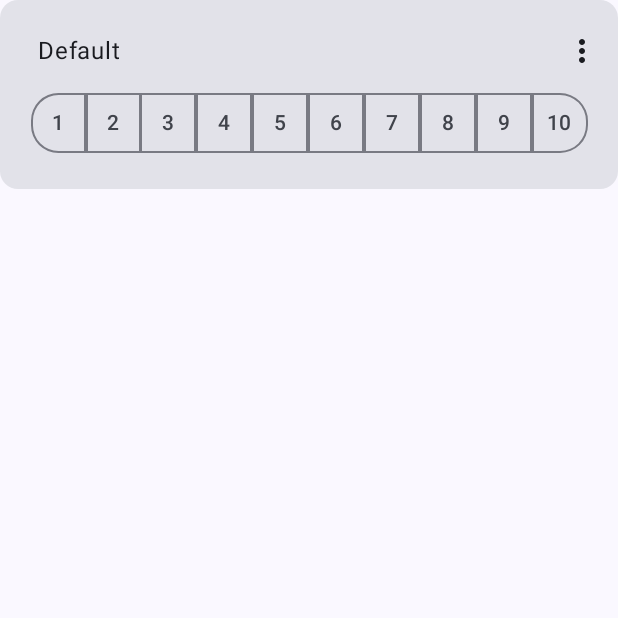
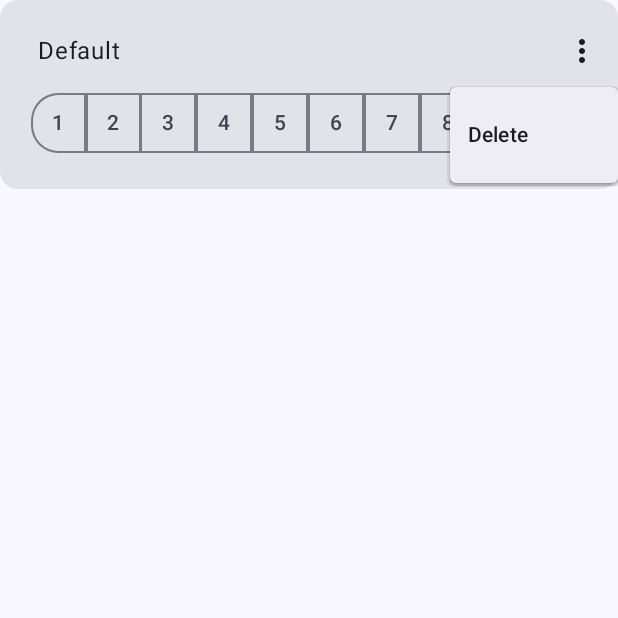
Before and after one commit to seamuslowry/pain-tracker, an Android app built with Jetpack Compose: the composable ItemEntry shown on its own in the app's theme, after a tap on "Tracker Options", on a phone screen of 412 x 824 dp, the top half of it. Run offline under Robolectric (Android 15) with nearby library versions, the phone set to English and light mode, and no system bars; our stand-ins replace Room's generated code; libraries missing offline, so code that uses them is left out: com.google.accompanist.placeholder; 2 statements that could not run were skipped.

Commit message:
add delete behavior

```diff
--- a/app/src/main/java/seamuslowry/paintracker/data/repos/ItemConfigurationRepo.kt
+++ b/app/src/main/java/seamuslowry/paintracker/data/repos/ItemConfigurationRepo.kt
@@ -8,9 +8,11 @@ import javax.inject.Inject
 interface ItemConfigurationRepo {
     fun getAll(): Flow<List<ItemConfiguration>>
     suspend fun save(itemConfiguration: ItemConfiguration): Long
+    suspend fun delete(itemConfiguration: ItemConfiguration)
 }
 
 class RoomItemConfigurationRepo @Inject constructor(private val itemConfigurationDao: ItemConfigurationDao) : ItemConfigurationRepo {
     override fun getAll(): Flow<List<ItemConfiguration>> = itemConfigurationDao.getAll()
     override suspend fun save(itemConfiguration: ItemConfiguration): Long = itemConfigurationDao.upsert(itemConfiguration)
+    override suspend fun delete(itemConfiguration: ItemConfiguration) = itemConfigurationDao.delete(itemConfiguration)
 }
--- a/app/src/main/java/seamuslowry/paintracker/data/room/daos/ItemConfigurationDao.kt
+++ b/app/src/main/java/seamuslowry/paintracker/data/room/daos/ItemConfigurationDao.kt
@@ -1,6 +1,7 @@
 package seamuslowry.paintracker.data.room.daos
 
 import androidx.room.Dao
+import androidx.room.Delete
 import androidx.room.Insert
 import androidx.room.OnConflictStrategy
 import androidx.room.Query
@@ -14,4 +15,7 @@ interface ItemConfigurationDao {
 
     @Insert(onConflict = OnConflictStrategy.REPLACE)
     suspend fun upsert(itemConfiguration: ItemConfiguration): Long
+
+    @Delete
+    suspend fun delete(itemConfiguration: ItemConfiguration)
 }
--- a/app/src/main/java/seamuslowry/paintracker/ui/screens/entry/EntryScreen.kt
+++ b/app/src/main/java/seamuslowry/paintracker/ui/screens/entry/EntryScreen.kt
@@ -21,6 +21,8 @@ import androidx.compose.material3.Button
 import androidx.compose.material3.ButtonDefaults
 import androidx.compose.material3.Card
 import androidx.compose.material3.CardDefaults
+import androidx.compose.material3.DropdownMenu
+import androidx.compose.material3.DropdownMenuItem
 import androidx.compose.material3.Icon
 import androidx.compose.material3.IconButton
 import androidx.compose.material3.MaterialTheme
@@ -30,7 +32,10 @@ import androidx.compose.material3.TextButton
 import androidx.compose.runtime.Composable
 import androidx.compose.runtime.collectAsState
 import androidx.compose.runtime.getValue
+import androidx.compose.runtime.mutableStateOf
+import androidx.compose.runtime.remember
 import androidx.compose.runtime.rememberCoroutineScope
+import androidx.compose.runtime.setValue
 import androidx.compose.ui.Alignment
 import androidx.compose.ui.Modifier
 import androidx.compose.ui.draw.clip
@@ -82,7 +87,7 @@ fun EntryScreen(
             }
         }
         items(items = items, key = { it.item.id }) {
-            ItemEntry(itemWithConfiguration = it, onChange = viewModel::saveItem)
+            ItemEntry(itemWithConfiguration = it, onChange = viewModel::saveItem, onDelete = viewModel::deleteConfiguration)
         }
         items(items = (0 until itemsLoading).toList(), key = { it }) {
             ItemEntry()
@@ -107,7 +112,9 @@ fun ItemEntry(
     modifier: Modifier = Modifier,
     itemWithConfiguration: ItemWithConfiguration? = null,
     onChange: (item: Item) -> Unit = {},
+    onDelete: (itemConfiguration: ItemConfiguration) -> Unit = {},
 ) {
+    var menuExpanded by remember { mutableStateOf(false) }
     val item = itemWithConfiguration?.item
     val configuration = itemWithConfiguration?.configuration ?: ItemConfiguration()
 
@@ -125,12 +132,15 @@ fun ItemEntry(
             verticalAlignment = Alignment.CenterVertically,
             modifier = Modifier.fillMaxWidth().padding(start = 25.dp, top = 10.dp),
         ) {
-            Text(text = configuration.name.ifEmpty { "Default" })
-            IconButton(onClick = {}) {
-                Icon(
-                    Icons.Filled.MoreVert,
-                    contentDescription = stringResource(R.string.tracker_options),
-                )
+            Text(text = configuration.name.ifEmpty { stringResource(R.string.default_name) })
+            Box {
+                IconButton(onClick = { menuExpanded = true }) {
+                    Icon(
+                        Icons.Filled.MoreVert,
+                        contentDescription = stringResource(R.string.tracker_options),
+                    )
+                }
+                ItemEntryMenu(expanded = menuExpanded, onDismiss = { menuExpanded = false }, onDelete = { onDelete(configuration) })
             }
         }
         TrackerEntry(
@@ -138,6 +148,25 @@ fun ItemEntry(
             value = item?.value,
             onChange = { value -> item?.let { onChange(item.copy(value = value)) } },
             modifier = Modifier.padding(start = 20.dp, end = 20.dp, bottom = 20.dp),
+        )
+    }
+}
+
+@Composable
+fun ItemEntryMenu(
+    expanded: Boolean,
+    onDismiss: () -> Unit,
+    onDelete: () -> Unit,
+    modifier: Modifier = Modifier,
+) {
+    DropdownMenu(
+        expanded = expanded,
+        onDismissRequest = onDismiss,
+        modifier = modifier,
+    ) {
+        DropdownMenuItem(
+            text = { Text(stringResource(R.string.delete)) },
+            onClick = onDelete,
         )
     }
 }
--- a/app/src/main/java/seamuslowry/paintracker/ui/screens/entry/EntryViewModel.kt
+++ b/app/src/main/java/seamuslowry/paintracker/ui/screens/entry/EntryViewModel.kt
@@ -82,6 +82,10 @@ class EntryViewModel @Inject constructor(
         date.value = input
     }
 
+    fun deleteConfiguration(configuration: ItemConfiguration) {
+        runBlocking { itemConfigurationRepo.delete(configuration) }
+    }
+
     fun updateUnsaved(itemConfiguration: ItemConfiguration?) {
         state = state.copy(unsavedConfiguration = itemConfiguration)
     }
--- a/app/src/main/res/values/strings.xml
+++ b/app/src/main/res/values/strings.xml
@@ -12,4 +12,6 @@
     <string name="yes">Yes</string>
     <string name="no">No</string>
     <string name="tracker_options">Tracker Options</string>
+    <string name="default_name">Default</string>
+    <string name="delete">Delete</string>
 </resources>
```
